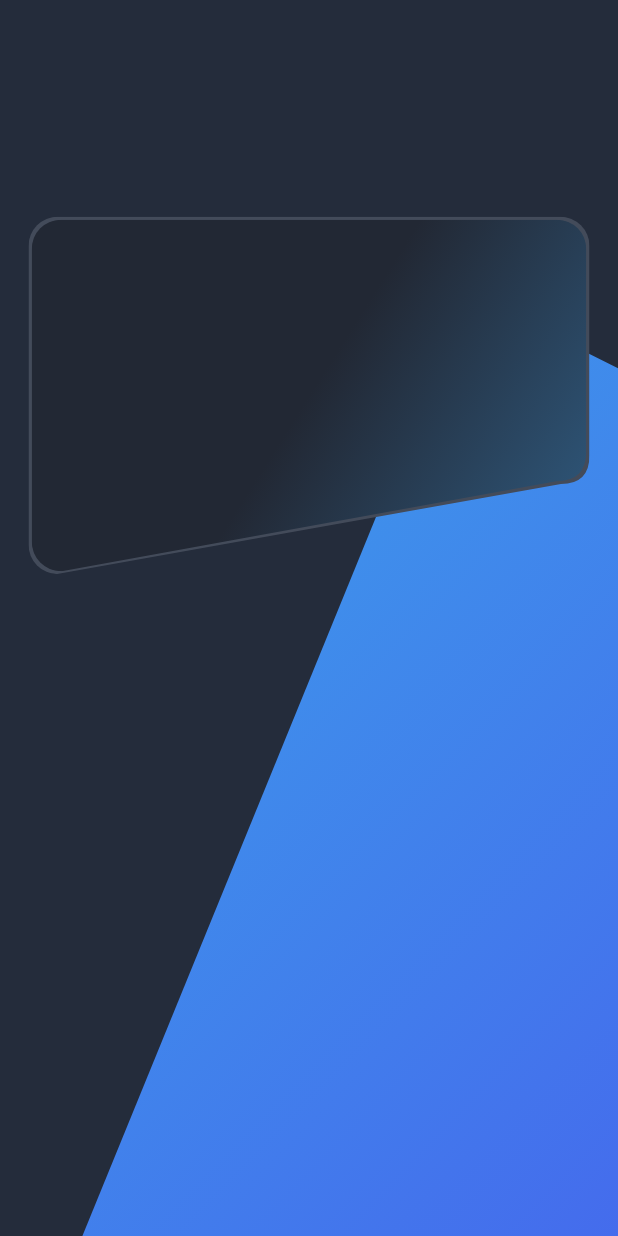
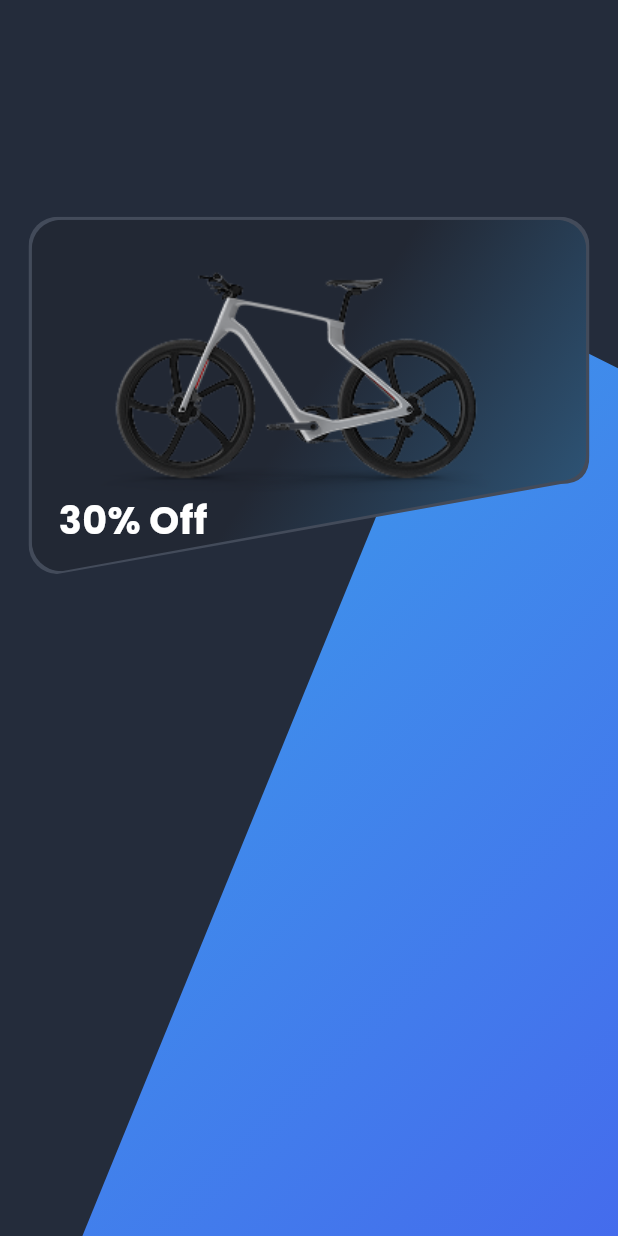
Before and after one commit to cshazem1/online_bike_shopping_app, a Flutter app: the screen it shows after launch, on a phone screen of 412 x 824 dp. Run offline on Flutter 3.47's test engine with Material 3 defaults, Android fonts, the phone set to English and light mode, and no system bars; our stand-ins replace flutter_screenutil, flutter_svg, google_fonts.

Commit message:
Finished Custom Slider

```diff
--- a/lib/core/app_styles.dart
+++ b/lib/core/app_styles.dart
@@ -1,11 +1,19 @@
-import 'dart:ui';
+
+import 'package:flutter/material.dart';
+import 'package:flutter_screenutil/flutter_screenutil.dart';
+import 'package:google_fonts/google_fonts.dart';
 
 import 'app_colors.dart';
 
 class AppStyles {
-  static TextStyle descriptionStyle =  TextStyle(
+  static TextStyle descriptionStyle =  GoogleFonts.poppins(
     color: AppColors.white,
-    fontSize: 20,
+    fontSize: 20.sp,
+    fontWeight: FontWeight.w700,
+  );
+  static TextStyle titleStyle =  GoogleFonts.poppins(
+    color: AppColors.white.withValues(alpha: (0.6 * 255)),
+    fontSize: 26.sp,
     fontWeight: FontWeight.w700,
   );
 }
--- /dev/null
+++ b/lib/core/assets.dart
@@ -0,0 +1,3 @@
+class Assets {
+  static const String bike = 'assets/bike.png';
+}
--- a/lib/home/widgets/custom_slider_widget.dart
+++ b/lib/home/widgets/custom_slider_widget.dart
@@ -1,5 +1,8 @@
 import 'package:flutter/material.dart';
 import 'package:flutter_screenutil/flutter_screenutil.dart';
+import 'package:flutter_svg/svg.dart';
+import 'package:online_bike_shopping_app/core/app_styles.dart';
+import 'package:online_bike_shopping_app/core/assets.dart';
 
 import '../../core/app_colors.dart';
 
@@ -49,6 +52,25 @@ class CustomSliderWidget extends StatelessWidget {
                     end: Alignment.bottomRight,
                   ),
                 ),
+                child:Padding(
+                  padding: EdgeInsets.only(top: 30.h,left: 17.w),
+
+                  child: Column(
+                    crossAxisAlignment: CrossAxisAlignment.start,
+                    children: [
+                      Align(
+                        alignment: Alignment.topLeft,
+                        child: Image.asset(
+                          Assets.bike,
+                        ),
+                      ),
+                      Text(
+                        '30% Off',
+                        style: AppStyles.titleStyle,
+                      )
+                    ],
+                  ),
+                ),
 
               ),
             ),
```
Also changed, not shown: pubspec.yaml (+5 -64 lines), assets/bike.png (added), pubspec.lock.
